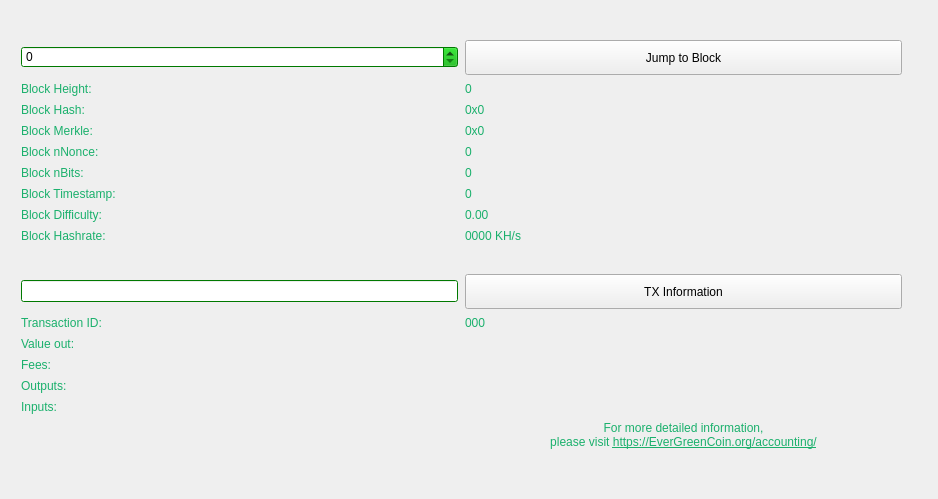
Before: the Qt Designer form src/qt/forms/blockbrowser.ui in EverGreenCoinDev/EverGreenCoin, drawn with Qt 5.
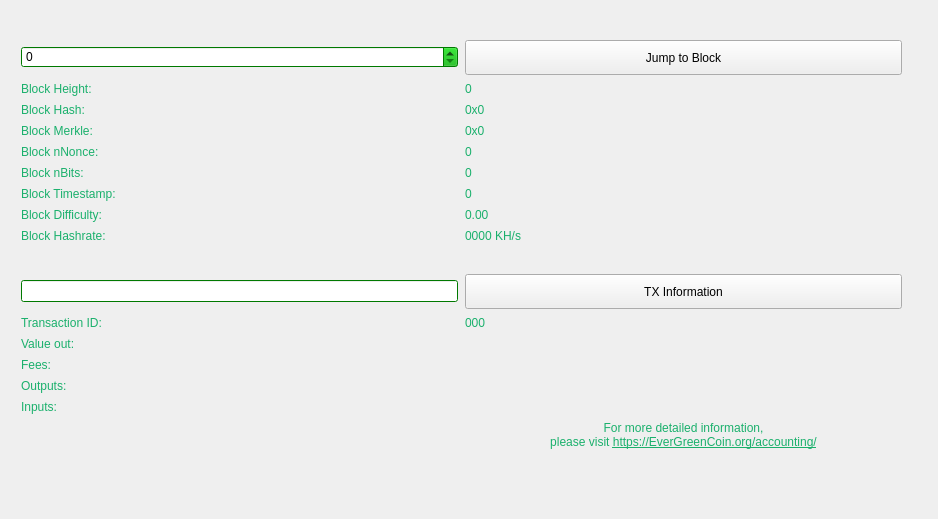
After: the same form once the commit is applied.

Commit message: block explorer widget size

The edit to the form file:
```diff
--- a/src/qt/forms/blockbrowser.ui
+++ b/src/qt/forms/blockbrowser.ui
@@ -13,7 +13,7 @@
     <x>0</x>
     <y>0</y>
     <width>938</width>
-    <height>499</height>
+    <height>519</height>
    </rect>
   </property>
   <property name="sizePolicy">
```
